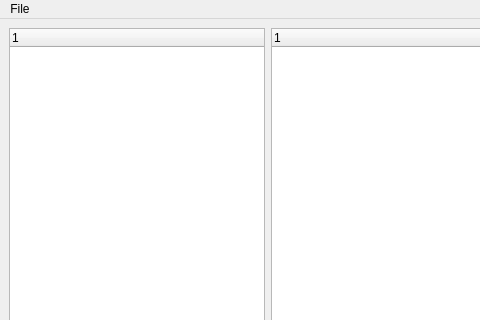
First picture: the form in mainWindow.ui, repository LeBeauGroup/usetem, before the edit; both pictures show x 0 to 480 and y 0 to 320 of the 1200 by 646 pixel window.
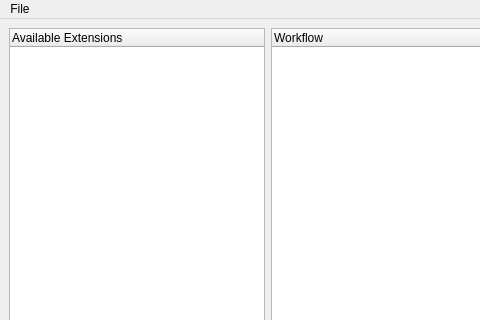
Second picture: the form after the edit. Custom widgets are drawn as their Qt base class.

What changed in the file:
```diff
--- a/mainWindow.ui
+++ b/mainWindow.ui
@@ -35,7 +35,7 @@
      <widget class="WorkflowTreeWidget" name="workflowTree">
       <column>
        <property name="text">
-        <string notr="true">1</string>
+        <string notr="true">Workflow</string>
        </property>
       </column>
      </widget>
@@ -63,7 +63,7 @@
       </property>
       <column>
        <property name="text">
-        <string notr="true">1</string>
+        <string notr="true">Available Extensions</string>
        </property>
       </column>
      </widget>
```
